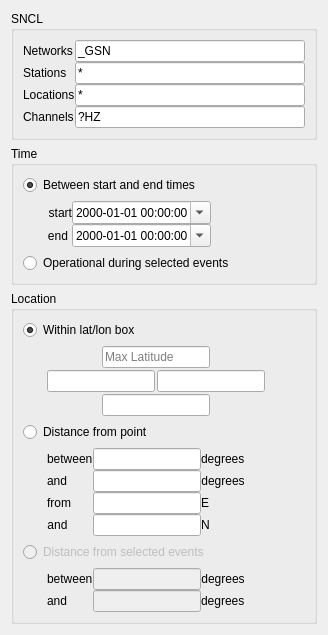
iris-edu/pyweed, file pyweed/StationQueryDialog.ui: the form before one commit.
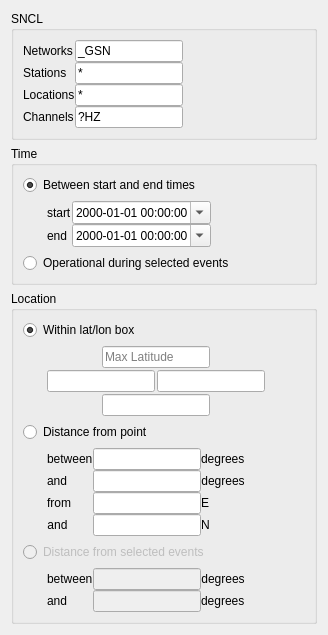
The form after the commit.

```diff
--- a/pyweed/StationQueryDialog.ui
+++ b/pyweed/StationQueryDialog.ui
@@ -2,12 +2,6 @@
 <ui version="4.0">
  <class>StationQueryDialog</class>
  <widget class="QDialog" name="StationQueryDialog">
-  <property name="sizePolicy">
-   <sizepolicy hsizetype="Preferred" vsizetype="Preferred">
-    <horstretch>0</horstretch>
-    <verstretch>0</verstretch>
-   </sizepolicy>
-  </property>
   <property name="windowTitle">
    <string>Dialog</string>
   </property>
@@ -92,6 +86,19 @@
           </item>
          </layout>
         </item>
+        <item>
+         <spacer name="horizontalSpacer_3">
+          <property name="orientation">
+           <enum>Qt::Horizontal</enum>
+          </property>
+          <property name="sizeHint" stdset="0">
+           <size>
+            <width>40</width>
+            <height>20</height>
+           </size>
+          </property>
+         </spacer>
+        </item>
        </layout>
       </item>
      </layout>
@@ -147,9 +154,6 @@
             <property name="text">
              <string>end</string>
             </property>
-            <property name="alignment">
-             <set>Qt::AlignRight|Qt::AlignTrailing|Qt::AlignVCenter</set>
-            </property>
            </widget>
           </item>
           <item row="1" column="1">
@@ -179,9 +183,6 @@
             <property name="text">
              <string>start</string>
             </property>
-            <property name="alignment">
-             <set>Qt::AlignRight|Qt::AlignTrailing|Qt::AlignVCenter</set>
-            </property>
            </widget>
           </item>
          </layout>
```
Left out of the diff: 20 changed lines with no effect on the pictures.
